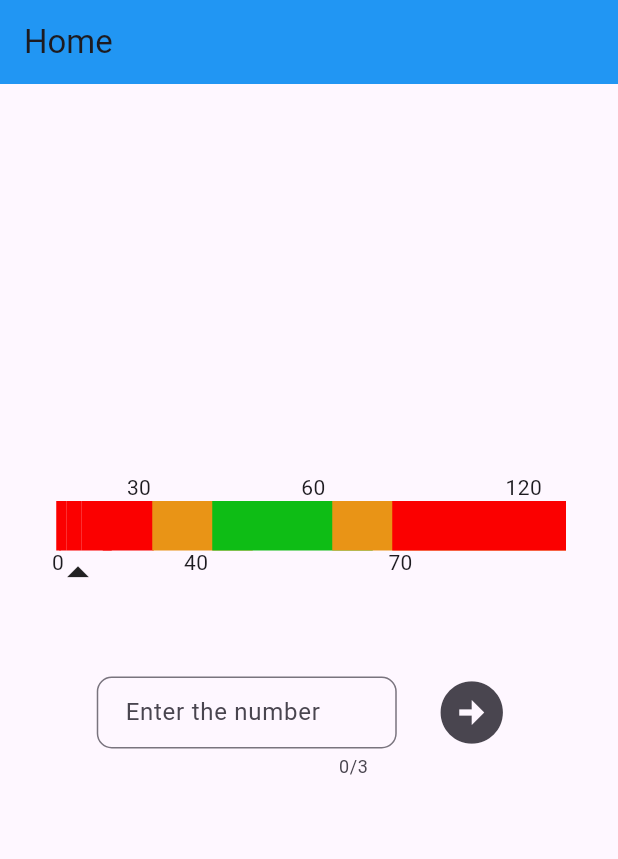
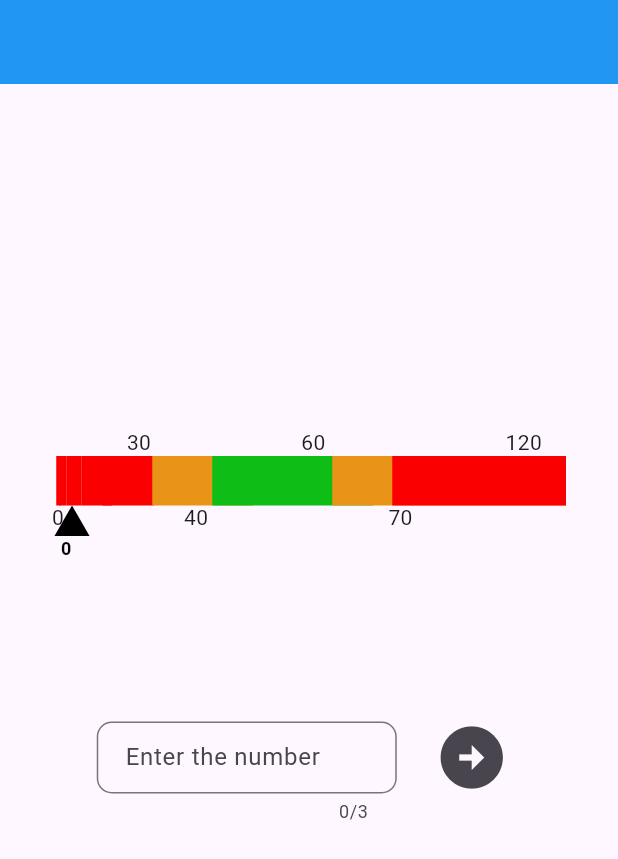
Before and after one commit to Sufadm/NeoDocs, a Flutter app: the screen it shows after launch, on a phone screen of 412 x 824 dp. Shown: the top 859 px of the screen. Run offline on Flutter 3.47's test engine with Material 3 defaults, Android fonts, the phone set to English and light mode, and no system bars.

Commit message:
code structured

```diff
--- a/neo_docs/lib/view/home_screen.dart
+++ b/neo_docs/lib/view/home_screen.dart
@@ -10,7 +10,7 @@ class HomeScreen extends StatelessWidget {
     return Scaffold(
       appBar: AppBar(
         backgroundColor: Colors.blue,
-        title: const Text('Home'),
+        title: const Text(''),
       ),
       body: SafeArea(
         child: Padding(
@@ -18,7 +18,7 @@ class HomeScreen extends StatelessWidget {
           child: Column(
             mainAxisAlignment: MainAxisAlignment.center,
             children: [
-              Group1(
+              BarWidget(
                 testMetadata: [
                   for (final item in [3, 5, 10, 20, 34, 67, 107, 187, 227])
                     TestSection(
--- a/neo_docs/lib/widget/bar_widget.dart
+++ b/neo_docs/lib/widget/bar_widget.dart
@@ -3,8 +3,8 @@ import 'package:neo_docs/controller/arrow_marker.dart';
 import 'package:neo_docs/model/test_section_model.dart';
 import 'package:provider/provider.dart';
 
-class Group1 extends StatelessWidget {
-  Group1({Key? key, required this.testMetadata}) : super(key: key);
+class BarWidget extends StatelessWidget {
+  BarWidget({Key? key, required this.testMetadata}) : super(key: key);
 
   final TextEditingController _textController = TextEditingController();
   final List<TestSection> testMetadata;
@@ -21,9 +21,10 @@ class Group1 extends StatelessWidget {
     } else if (enteredValue > 40 && enteredValue <= 70) {
       arrowPosition = 107 + ((enteredValue - 40) / 30) * 80;
     } else if (enteredValue > 60 && enteredValue <= 70) {
-      arrowPosition = 107 + ((enteredValue - 60) / 10) * 25;
+      arrowPosition = 107 +
+          ((enteredValue - 60) / 10) * 20; // Adjusted the factor from 25 to 20
     } else if (enteredValue > 70 && enteredValue <= 120) {
-      arrowPosition = 187 + ((enteredValue - 70) / 50) * 116;
+      arrowPosition = 187 + ((enteredValue - 60) / 60) * 116;
     }
     Provider.of<ArrowPositionProvider>(context, listen: false)
         .updateArrowPosition(arrowPosition);
@@ -40,7 +41,7 @@ class Group1 extends StatelessWidget {
             children: [
               SizedBox(
                 width: 343,
-                height: 72,
+                height: 132,
                 child: Stack(
                   children: [
                     for (int i = 0; i < testMetadata.length; i++)
@@ -82,14 +83,52 @@ class Group1 extends StatelessWidget {
                       ],
                     ),
                     Positioned(
+                      bottom: 10,
                       left: arrowPositionProvider.arrowPosition,
                       top: 0,
-                      child: Container(
-                          margin: const EdgeInsets.only(top: 49, left: 0),
-                          child: const Icon(
-                            Icons.arrow_drop_up,
-                            size: 35,
-                          )),
+                      child: Column(
+                        mainAxisSize: MainAxisSize.min,
+                        crossAxisAlignment: CrossAxisAlignment.center,
+                        children: [
+                          Container(
+                            margin: const EdgeInsets.only(top: 52),
+                            child: Stack(
+                              children: [
+                                Container(
+                                  width: 27,
+                                  height: 27,
+                                  decoration: const ShapeDecoration(
+                                    color: Color.fromARGB(255, 0, 0, 0),
+                                    shape: StarBorder.polygon(sides: 3),
+                                  ),
+                                ),
+                                Container(
+                                  margin: EdgeInsets.only(
+                                    top: 20,
+                                    left: _textController.text.length == 1
+                                        ? 10
+                                        : (_textController.text.length == 3
+                                            ? 2
+                                            : 6),
+                                  ),
+                                  child: Text(
+                                    _textController.text.isNotEmpty
+                                        ? _textController.text
+                                        : "0",
+                                    style: const TextStyle(
+                                      color: Colors.black,
+                                      fontSize: 12,
+                                      fontWeight: FontWeight.bold,
+                                    ),
+                                    textAlign: TextAlign
+                                        .center, // Align text to the center horizontally
+                                  ),
+                                ),
+                              ],
+                            ),
+                          ),
+                        ],
+                      ),
                     ),
                   ],
                 ),
```
